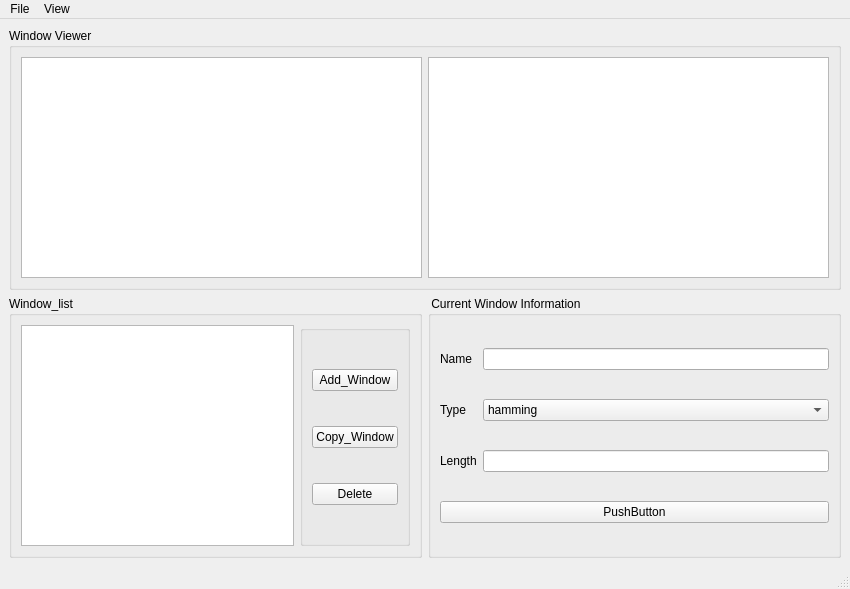
The window that untitled.ui (purehyacinth/pywindow) describes before a commit, drawn with Qt 5.
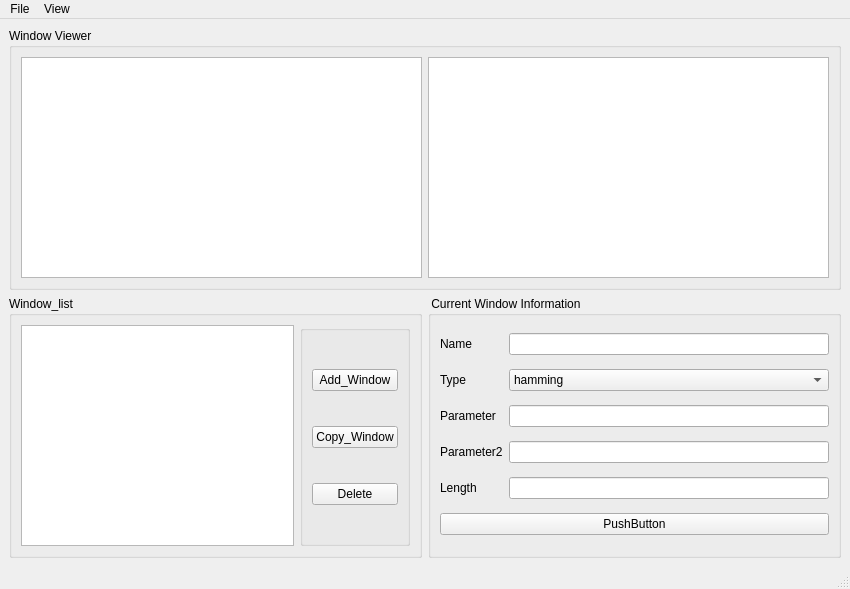
The same window after the commit.

The edit to the form file:
```diff
--- a/untitled.ui
+++ b/untitled.ui
@@ -78,16 +78,13 @@
        <string> Current Window Information</string>
       </property>
       <layout class="QGridLayout" name="gridLayout">
-       <item row="0" column="0">
-        <widget class="QLabel" name="label">
+       <item row="5" column="0" colspan="2">
+        <widget class="QPushButton" name="pushButton_3">
          <property name="text">
-          <string>Name</string>
+          <string>PushButton</string>
          </property>
         </widget>
        </item>
-       <item row="0" column="1">
-        <widget class="QLineEdit" name="lineEdit"/>
-       </item>
        <item row="1" column="0">
         <widget class="QLabel" name="label_2">
          <property name="text">
@@ -95,23 +92,16 @@
          </property>
         </widget>
        </item>
-       <item row="2" column="0">
+       <item row="0" column="1">
+        <widget class="QLineEdit" name="lineEdit"/>
+       </item>
+       <item row="4" column="0">
         <widget class="QLabel" name="label_3">
          <property name="text">
           <string>Length</string>
          </property>
         </widget>
        </item>
-       <item row="2" column="1">
-        <widget class="QLineEdit" name="lineEdit_3"/>
-       </item>
-       <item row="3" column="0" colspan="2">
-        <widget class="QPushButton" name="pushButton_3">
-         <property name="text">
-          <string>PushButton</string>
-         </property>
-        </widget>
-       </item>
        <item row="1" column="1">
         <widget class="QComboBox" name="comboBox">
          <item>
@@ -134,8 +124,43 @@
            <string>hann</string>
           </property>
          </item>
+         <item>
+          <property name="text">
+           <string>kaiser</string>
+          </property>
+         </item>
         </widget>
        </item>
+       <item row="2" column="0">
+        <widget class="QLabel" name="label_4">
+         <property name="text">
+          <string>Parameter</string>
+         </property>
+        </widget>
+       </item>
+       <item row="0" column="0">
+        <widget class="QLabel" name="label">
+         <property name="text">
+          <string>Name</string>
+         </property>
+        </widget>
+       </item>
+       <item row="2" column="1">
+        <widget class="QLineEdit" name="lineEdit_2"/>
+       </item>
+       <item row="4" column="1">
+        <widget class="QLineEdit" name="lineEdit_3"/>
+       </item>
+       <item row="3" column="0">
+        <widget class="QLabel" name="label_5">
+         <property name="text">
+          <string>Parameter2</string>
+         </property>
+        </widget>
+       </item>
+       <item row="3" column="1">
+        <widget class="QLineEdit" name="lineEdit_4"/>
+       </item>
       </layout>
      </widget>
     </item>
```
